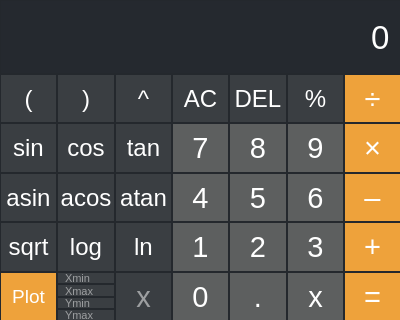
First picture: the form in src/app/mainwindow.ui, repository bansheewaltz/c-graphing-calculator, before the edit.
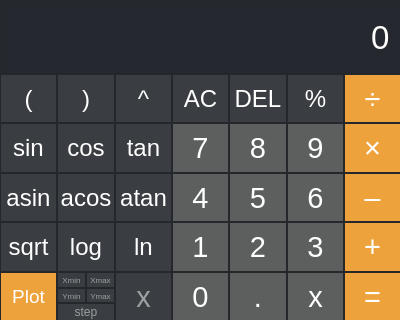
Second picture: the form after the edit. Custom widgets are drawn as their Qt base class.

Commit message: src:app: add xstep variable for graph drawing

Patch:
```diff
--- a/src/app/mainwindow.ui
+++ b/src/app/mainwindow.ui
@@ -536,16 +536,26 @@
             <enum>QLayout::SetNoConstraint</enum>
            </property>
            <item>
+            <layout class="QVBoxLayout" name="verticalLayout">
+             <property name="spacing">
+              <number>0</number>
+             </property>
+             <item>
+              <layout class="QHBoxLayout" name="horizontalLayout">
+               <property name="spacing">
+                <number>0</number>
+               </property>
+               <item>
             <widget class="QLineEdit" name="xMin">
              <property name="sizePolicy">
-              <sizepolicy hsizetype="Expanding" vsizetype="Ignored">
+                  <sizepolicy hsizetype="Preferred" vsizetype="Ignored">
                <horstretch>0</horstretch>
                <verstretch>0</verstretch>
               </sizepolicy>
              </property>
              <property name="font">
               <font>
-               <pointsize>8</pointsize>
+                   <pointsize>6</pointsize>
               </font>
              </property>
              <property name="styleSheet">
@@ -553,7 +563,6 @@
   background-color: rgb(58, 62, 66);
   color: white; 
   border: 1px solid rgb(36, 40, 45);
-  padding-left: 5px
 }
 </string>
              </property>
@@ -564,7 +573,7 @@
               <string/>
              </property>
              <property name="alignment">
-              <set>Qt::AlignLeading|Qt::AlignLeft|Qt::AlignVCenter</set>
+                  <set>Qt::AlignCenter</set>
              </property>
              <property name="placeholderText">
               <string>Xmin</string>
@@ -574,14 +583,14 @@
            <item>
             <widget class="QLineEdit" name="xMax">
              <property name="sizePolicy">
-              <sizepolicy hsizetype="Expanding" vsizetype="Ignored">
+                  <sizepolicy hsizetype="Preferred" vsizetype="Ignored">
                <horstretch>0</horstretch>
                <verstretch>0</verstretch>
               </sizepolicy>
              </property>
              <property name="font">
               <font>
-               <pointsize>8</pointsize>
+                   <pointsize>6</pointsize>
               </font>
              </property>
              <property name="styleSheet">
@@ -589,7 +598,6 @@
   background-color: rgb(58, 62, 66);
   color: white; 
   border: 1px solid rgb(36, 40, 45);
-  padding-left: 5px
 }
 </string>
              </property>
@@ -600,24 +608,31 @@
               <string/>
              </property>
              <property name="alignment">
-              <set>Qt::AlignLeading|Qt::AlignLeft|Qt::AlignVCenter</set>
+                  <set>Qt::AlignCenter</set>
              </property>
              <property name="placeholderText">
               <string>Xmax</string>
              </property>
             </widget>
            </item>
+              </layout>
+             </item>
+             <item>
+              <layout class="QHBoxLayout" name="horizontalLayout_2">
+               <property name="spacing">
+                <number>0</number>
+               </property>
            <item>
             <widget class="QLineEdit" name="yMin">
              <property name="sizePolicy">
-              <sizepolicy hsizetype="Expanding" vsizetype="Ignored">
+                  <sizepolicy hsizetype="Preferred" vsizetype="Ignored">
                <horstretch>0</horstretch>
                <verstretch>0</verstretch>
               </sizepolicy>
              </property>
              <property name="font">
               <font>
-               <pointsize>8</pointsize>
+                   <pointsize>6</pointsize>
               </font>
              </property>
              <property name="styleSheet">
@@ -625,7 +640,6 @@
   background-color: rgb(58, 62, 66);
   color: white; 
   border: 1px solid rgb(36, 40, 45);
-  padding-left: 5px
 }
 </string>
              </property>
@@ -636,7 +650,7 @@
               <string/>
              </property>
              <property name="alignment">
-              <set>Qt::AlignLeading|Qt::AlignLeft|Qt::AlignVCenter</set>
+                  <set>Qt::AlignCenter</set>
              </property>
              <property name="placeholderText">
               <string>Ymin</string>
@@ -646,14 +660,14 @@
            <item>
             <widget class="QLineEdit" name="yMax">
              <property name="sizePolicy">
-              <sizepolicy hsizetype="Expanding" vsizetype="Ignored">
+                  <sizepolicy hsizetype="Preferred" vsizetype="Ignored">
                <horstretch>0</horstretch>
                <verstretch>0</verstretch>
               </sizepolicy>
              </property>
              <property name="font">
               <font>
-               <pointsize>8</pointsize>
+                   <pointsize>6</pointsize>
               </font>
              </property>
              <property name="styleSheet">
@@ -661,7 +675,6 @@
   background-color: rgb(58, 62, 66);
   color: white; 
   border: 1px solid rgb(36, 40, 45);
-  padding-left: 5px
 }
 </string>
              </property>
@@ -672,7 +685,7 @@
               <string/>
              </property>
              <property name="alignment">
-              <set>Qt::AlignLeading|Qt::AlignLeft|Qt::AlignVCenter</set>
+                  <set>Qt::AlignCenter</set>
              </property>
              <property name="placeholderText">
               <string>Ymax</string>
@@ -681,6 +694,28 @@
            </item>
           </layout>
          </item>
+             <item>
+              <widget class="QLineEdit" name="xStep">
+               <property name="styleSheet">
+                <string notr="true">QLineEdit {
+  background-color: rgb(58, 62, 66);
+  color: white; 
+  border: 1px solid rgb(36, 40, 45);
+}
+</string>
+               </property>
+               <property name="alignment">
+                <set>Qt::AlignCenter</set>
+               </property>
+               <property name="placeholderText">
+                <string>step</string>
+               </property>
+              </widget>
+             </item>
+            </layout>
+           </item>
+          </layout>
+         </item>
          <item row="3" column="2">
           <widget class="QPushButton" name="ln">
            <property name="sizePolicy">
```
Left out of the diff: 2 changed lines with no effect on the pictures. Lines whose indentation alone changed are shown as unchanged. The commit also changes 2 other files.
